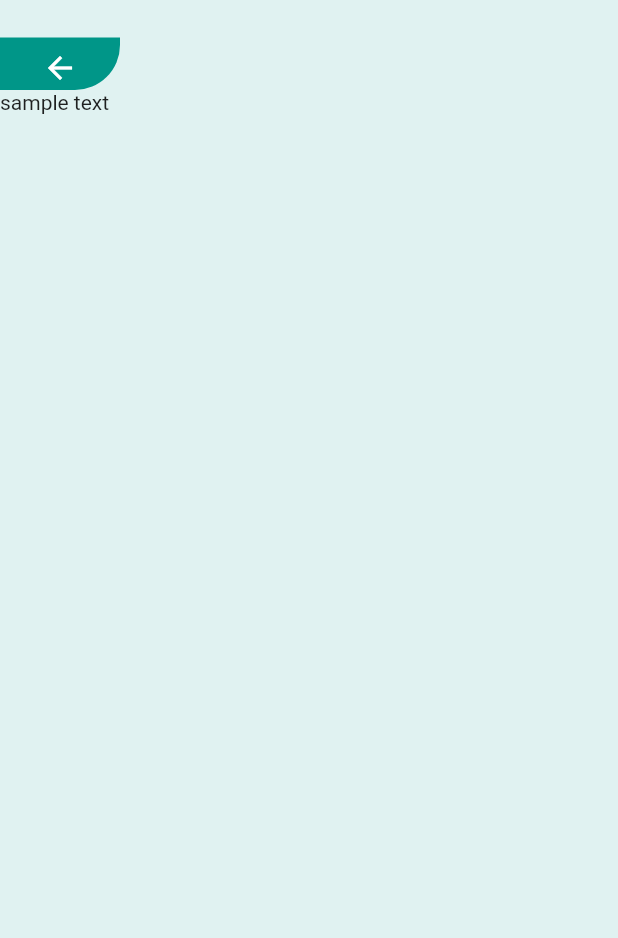
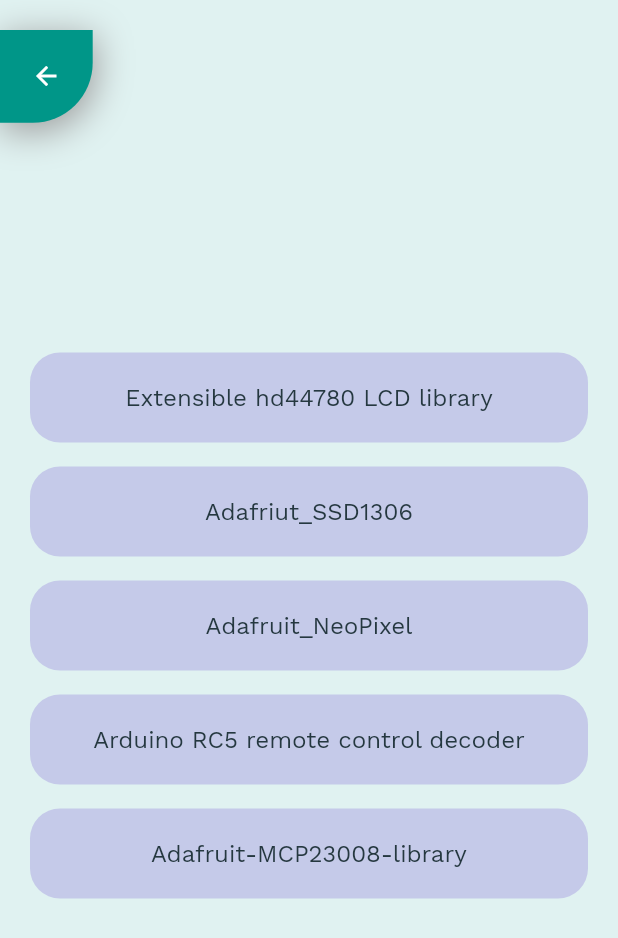
Before and after one commit to hope-miky/TME-Education-Arduino-board-manual, a Flutter app: the Libraries screen opened directly, on a phone screen of 412 x 824 dp. Shown: the top 938 px of the screen. Run offline on Flutter 3.47's test engine with Material 2 defaults, Android fonts, the phone set to English and light mode, and no system bars.

Commit message:
added libraries

```diff
--- /dev/null
+++ b/lib/apptheme.dart
@@ -0,0 +1,14 @@
+import 'package:flutter/material.dart';
+
+class Custompptheme{
+
+  tittletextsyles(Color color){
+    return  new TextStyle(
+    fontFamily: "Qucksand",
+    fontWeight: FontWeight.normal,
+    fontSize: 23,
+    color: color
+  );
+  }
+
+}
--- a/lib/widgets/listOfWidgets/libraries.dart
+++ b/lib/widgets/listOfWidgets/libraries.dart
@@ -1,44 +1,96 @@
 import 'package:flutter/material.dart';
+import 'package:tme_ard_v2/widgets/reusable/animatedContainer.dart';
 
-class Libraries extends StatelessWidget {
+class Libraries extends StatefulWidget {
 
+  @override
+  _LibrariesState createState() => _LibrariesState();
+}
+
+class _LibrariesState extends State<Libraries> {
   @override
   Widget build(BuildContext context) {
     final Size screensize = MediaQuery.of(context).size;
     return Scaffold(
       backgroundColor: Colors.teal[50],
-      appBar: PreferredSize(
-        child: Padding(
-          padding: const EdgeInsets.only(top: 25,),
-          child: Container(
-            color: Colors.transparent,
-            child: Row(
+      body: Stack(
         children: <Widget>[
-                Container(
-                  width: 80,
-                  height: 60,
-                  decoration: BoxDecoration(
-                    color: Colors.teal,
-                    borderRadius: BorderRadius.only(bottomRight: Radius.circular(30))
+
+          Padding(
+            padding: const EdgeInsets.only(top: 20.0, bottom: 10),
+            child: Center(
+              child: SingleChildScrollView(
+                  child: Column(
+                  mainAxisAlignment: MainAxisAlignment.spaceAround,
+                  crossAxisAlignment: CrossAxisAlignment.stretch,
+                  children: <Widget>[
+                    AnimatedContainerView(
+                      tittle: "Extensible hd44780 LCD library",
+                      subtittle: "library for hd44780 based LCD display",
+                      author: "Bill Perry",
+                      projectsite: "www.github.com/duinoWitchery/hd44780",
+                      licence: "GPL",
                       ),
-                  child: IconButton(
-                    icon: Icon(Icons.arrow_back),
-                    onPressed: (){},
-                    color: Colors.white,
+                    AnimatedContainerView(
+                      tittle: "Adafriut_SSD1306",
+                      subtittle: "library for our Monochrome OLEDs based on SSD1306 drivers",
+                      author: "firma Adafruit",
+                      projectsite: "www.github.com/duinoWitchery/hd44780",
+                      licence: "BSD",
                       ),
+                    AnimatedContainerView(
+                      tittle: "Adafruit_NeoPixel",
+                      subtittle: "library for controlling single-wire-based LED pixels",
+                      author: "firma Adafruit",
+                      projectsite: "www.github.com/adafruit/Adafruit_NeoPixel",
+                      licence: "GPL",
+                      ),
+                    AnimatedContainerView(
+                      tittle: "Arduino RC5 remote control decoder",
+                      subtittle: "library for decoding infrared remote control",
+                      author: "Bill Perry",
+                      projectsite: "www.github.com/guyc/RC5",
+                      licence: "BSD",
+                      ),
+                    AnimatedContainerView(
+                      tittle: "Adafruit-MCP23008-library",
+                      subtittle: "library for the MCP23008 I2C I/O expander",
+                      author: "firma Adafruit",
+                      projectsite: "www.github.com/duinoWitchery/hd44780",
+                      licence: "BSD",
                       ),
                   ],
                 ),
               ),
             ),
-        preferredSize: Size(100,60)
           ),
-          body: SingleChildScrollView(
-        child: Column(
-          children: <Widget>[
-            Text("sample text"),
+
+          Container(
+            margin: EdgeInsets.only(top: 20),
+            width: screensize.width * 0.15,
+            height: screensize.width * 0.15,
+            decoration: BoxDecoration(
+              borderRadius: BorderRadius.only(bottomRight: Radius.circular(40)),
+              color: Colors.teal,
+              boxShadow: [
+                BoxShadow(
+                  blurRadius: 20,
+                  color: Colors.grey,
+                  spreadRadius: 1,
+                  offset: Offset(1, 5)
+                ),
+              ]
+            ),
+            child: IconButton(
+              onPressed: (){
+
+              },
+              icon: Icon(Icons.arrow_back, size: 20,color: Colors.white,),
+              ),
+          ),
+
+
         ],
-        )
       ),
     );
   }
--- /dev/null
+++ b/lib/widgets/reusable/animatedContainer.dart
@@ -0,0 +1,96 @@
+import 'package:flutter/material.dart';
+import 'package:url_launcher/url_launcher.dart';
+
+import '../../app_theme.dart';
+
+class AnimatedContainerView extends StatefulWidget {
+
+  final String tittle;
+  final String subtittle;
+  final String projectsite;
+  final String author;
+  final String licence;
+
+  AnimatedContainerView({this.author, this.projectsite, this.subtittle, this.tittle, this.licence}){}
+
+  @override
+  _AnimatedContainerViewState createState() => _AnimatedContainerViewState();
+}
+
+class _AnimatedContainerViewState extends State<AnimatedContainerView> {
+  bool selected = true;
+
+  //String site = widget.projectsite;
+
+  @override
+  Widget build(BuildContext context) {
+    return SingleChildScrollView(
+        child: Padding(
+          padding: const EdgeInsets.symmetric(horizontal: 20, vertical:8.0),
+          child: GestureDetector(
+            onTap: () {
+              setState(() {
+                      selected = !selected;
+                      });
+            },
+            child: AnimatedContainer(
+              decoration: BoxDecoration(
+                borderRadius: BorderRadius.all(Radius.circular(20)),
+                color: selected ? Colors.indigo[100] : Colors.teal[100],
+              ),
+              curve: !selected ? ElasticOutCurve(.9) : Curves.elasticOut,
+              width: 200.0,
+              height: selected ? 60.0 : 200.0,
+
+              alignment: selected ? Alignment.center : AlignmentDirectional.topCenter,
+              duration: selected ? Duration(seconds: 3): Duration(seconds: 1),
+              child: !selected ? SingleChildScrollView(
+                        child: Column(
+                  children: <Widget>[
+                    Padding(
+                      padding: const EdgeInsets.all(8.0),
+                      child: Container(
+                        decoration: BoxDecoration(
+                          border: Border.all(color: Colors.teal),
+
+                        ),
+                        child: Padding(
+                          padding: const EdgeInsets.all(8.0),
+                          child: Text(widget.tittle, style: AppTheme.body1.copyWith(
+                            fontSize: 18,
+
+                          ),),
+                        ),
+                      ),
+                    ),
+                    Text("${widget.subtittle}"),
+                    Text("Author - ${widget.author}"),
+                    Text("Licence - ${widget.licence}"),
+                    FlatButton(
+                      onPressed: ()async {
+                      var url = '${widget.projectsite}';
+                      if (await canLaunch(url)) {
+                        await launch(url, forceSafariVC: false);
+                      } else {
+                        throw 'Could not launch $url';
+                      }
+                    },
+                      child: Text("Visit offcial site", style: TextStyle(color: Colors.teal[900]),),
+
+                      )
+
+                  ],
+                ),
+              ) : Column(
+                children: <Widget>[
+                  Spacer(),
+                  Text(widget.tittle, style: AppTheme.body1,),
+                  Spacer(),
+                ],
+              ),
+            ),
+          ),
+        )
+      );
+  }
+}
```
Lines whose indentation alone changed are shown as unchanged.
